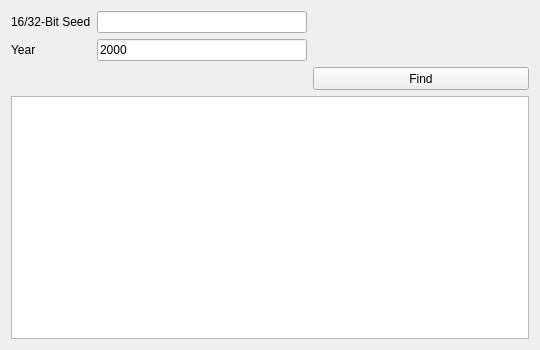
The window that Forms/Gen3/SeedToTime3.ui (Admiral-Fish/PokeFinder) describes before a commit, drawn with Qt 5.
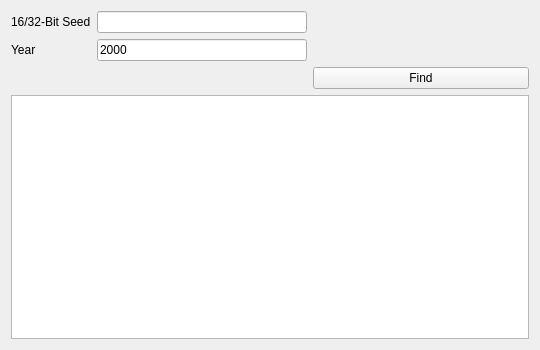
The same window after the commit. Custom widgets are drawn as their Qt base class.

```diff
--- a/Forms/Gen3/SeedToTime3.ui
+++ b/Forms/Gen3/SeedToTime3.ui
@@ -10,12 +10,6 @@
     <height>350</height>
    </rect>
   </property>
-  <property name="sizePolicy">
-   <sizepolicy hsizetype="Fixed" vsizetype="Fixed">
-    <horstretch>0</horstretch>
-    <verstretch>0</verstretch>
-   </sizepolicy>
-  </property>
   <property name="minimumSize">
    <size>
     <width>540</width>
@@ -78,12 +72,6 @@
    </item>
    <item row="2" column="2">
     <widget class="QPushButton" name="pushButtonFind">
-     <property name="minimumSize">
-      <size>
-       <width>50</width>
-       <height>23</height>
-      </size>
-     </property>
      <property name="styleSheet">
       <string notr="true"/>
      </property>
@@ -94,12 +82,6 @@
    </item>
    <item row="3" column="0" colspan="3">
     <widget class="TableView" name="tableView">
-     <property name="maximumSize">
-      <size>
-       <width>16777215</width>
-       <height>16777215</height>
-      </size>
-     </property>
      <property name="styleSheet">
       <string notr="true"/>
      </property>
```
